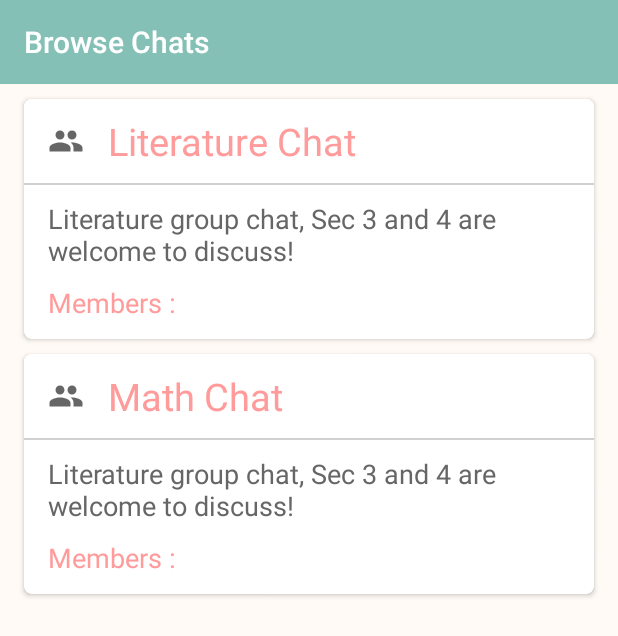
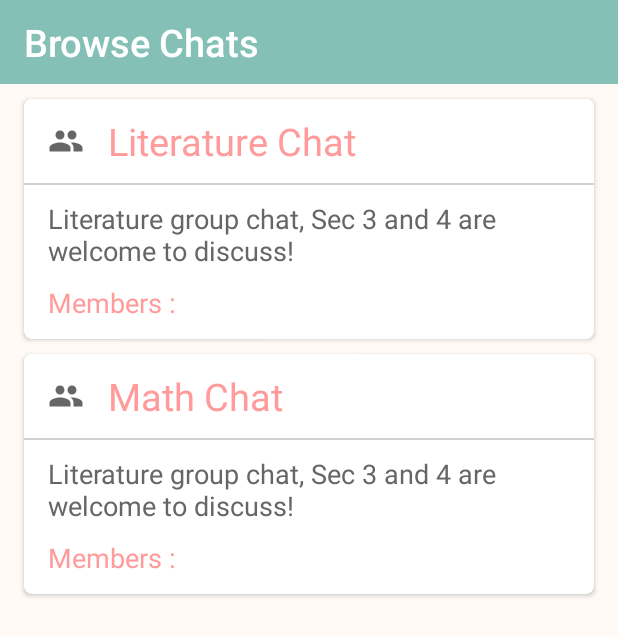
Before and after one commit to saltedfishxx/findastuddy, an Android app: the fragment BrowseFragment shown on its own in the app's theme, on a phone screen of 412 x 824 dp. Shown: the top 636 px of the screen. Run offline under Robolectric (Android 15) with nearby library versions, the phone set to English and light mode, and no system bars; 1 statement that could not run was skipped.

Commit message:
Made the toolbar title bigger
Can't tell if profile one is bigger though

```diff
--- a/app/src/main/java/mapp/com/sg/mapp_ca1/Models/GroupChats.java
+++ b/app/src/main/java/mapp/com/sg/mapp_ca1/Models/GroupChats.java
@@ -3,4 +3,5 @@ package mapp.com.sg.mapp_ca1.Models;
 public class GroupChats {
     private String id;
 
+
 }
--- a/app/src/main/res/layout/fragment_browse.xml
+++ b/app/src/main/res/layout/fragment_browse.xml
@@ -18,7 +18,9 @@
             android:layout_height="?attr/actionBarSize"
             android:background="@color/main_edit"
             android:theme="@style/ThemeOverlay.AppCompat.Dark.ActionBar"
-            app:title="Browse Chats" />
+            app:title="Browse Chats"
+            app:titleTextAppearance="@style/Toolbar.TitleText"
+            />
 
         <android.support.v7.widget.RecyclerView
             android:id="@+id/bRecyclerView"
--- a/app/src/main/res/layout/fragment_home.xml
+++ b/app/src/main/res/layout/fragment_home.xml
@@ -17,7 +17,9 @@
             android:layout_height="?attr/actionBarSize"
             android:background="@color/main_edit"
             android:theme="@style/ThemeOverlay.AppCompat.Dark.ActionBar"
-            app:title="My Chats" />
+            app:title="My Chats"
+            app:titleTextAppearance="@style/Toolbar.TitleText"
+            />
 
     <!-- TODO: Update blank fragment layout -->
     <android.support.v7.widget.RecyclerView
--- a/app/src/main/res/values/dimens.xml
+++ b/app/src/main/res/values/dimens.xml
@@ -5,4 +5,5 @@
     <dimen name="activity_vertical_margin">16dp</dimen>
     <dimen name="fab_margin">16dp</dimen>
     <dimen name="activity_minor_margin">10dp</dimen>
+    <dimen name="toolbar_title_size">25sp</dimen>
 </resources>
--- a/app/src/main/res/values/styles.xml
+++ b/app/src/main/res/values/styles.xml
@@ -26,4 +26,7 @@
 
     <style name="AppTheme.PopupOverlay" parent="ThemeOverlay.AppCompat.Light" />
 
+    <style name="Toolbar.TitleText" parent="TextAppearance.Widget.AppCompat.Toolbar.Title">
+        <item name="android:textSize">@dimen/toolbar_title_size</item>
+    </style>
 </resources>
```
Also changed, not shown: app/src/main/res/layout/fragment_profile.xml (+7 -3 lines).
